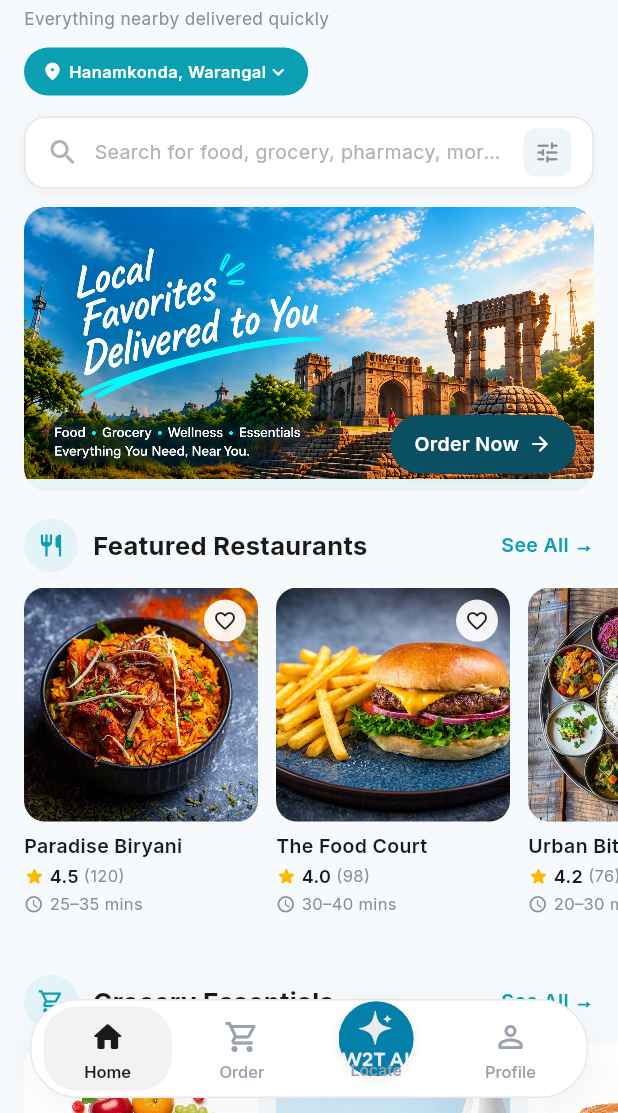
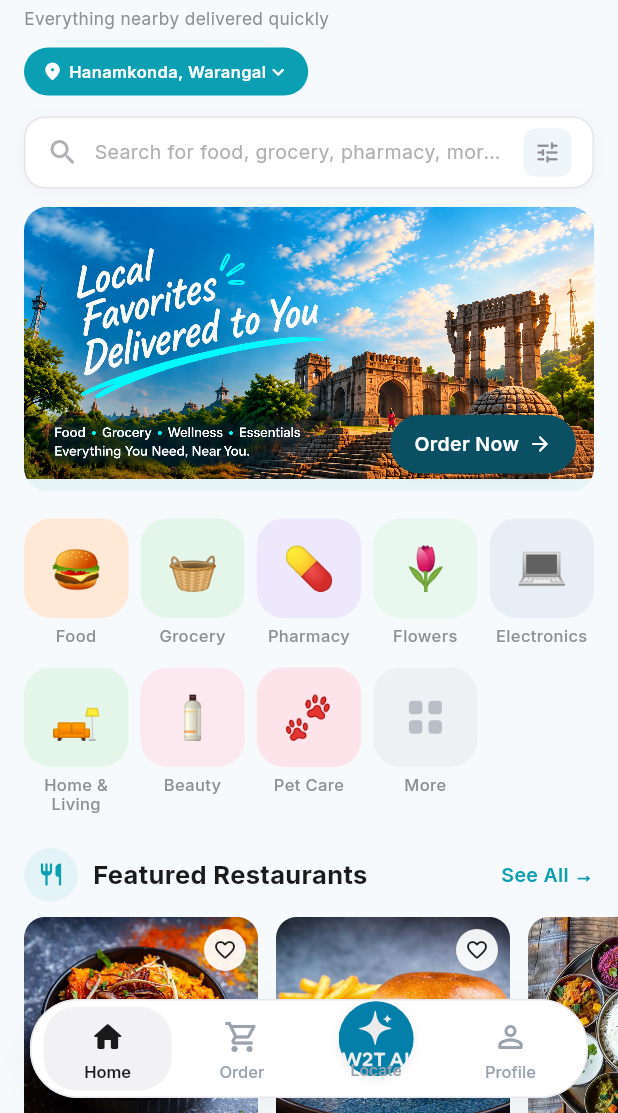
Before and after one commit to 5z97c45jbd-rgb/W2T-UI, a Flutter app: the screen it shows after launch, on a phone screen of 412 x 824 dp, the part 123-1236 px from its top. Run offline on Flutter 3.47's test engine with Material 3 defaults, Android fonts, the phone set to English and light mode, and no system bars; our stand-ins replace dio, equatable, firebase_core, firebase_messaging, flutter_bloc, flutter_local_notifications and 4 more; accounts and stored records are empty.

Commit message:
feat: add categories to home content and integrate categories grid in home screen

```diff
--- a/lib/features/home/data/home_content.dart
+++ b/lib/features/home/data/home_content.dart
@@ -1,8 +1,57 @@
+import 'package:flutter/material.dart';
 import 'package:w2t_mobile/core/constants/app_assets.dart';
 import 'package:w2t_mobile/features/home/data/models/catalog_item.dart';
+import 'package:w2t_mobile/features/home/data/models/category_item.dart';
 import 'package:w2t_mobile/features/home/data/models/restaurant_item.dart';
 
 abstract final class HomeContent {
+  static const categories = <CategoryItem>[
+    CategoryItem(
+      label: 'Food',
+      emoji: '🍔',
+      background: Color(0xFFFFE8D6),
+    ),
+    CategoryItem(
+      label: 'Grocery',
+      emoji: '🧺',
+      background: Color(0xFFE4F6EA),
+    ),
+    CategoryItem(
+      label: 'Pharmacy',
+      emoji: '💊',
+      background: Color(0xFFEDE8FB),
+    ),
+    CategoryItem(
+      label: 'Flowers',
+      emoji: '🌷',
+      background: Color(0xFFE9F8EE),
+    ),
+    CategoryItem(
+      label: 'Electronics',
+      emoji: '💻',
+      background: Color(0xFFE8EEF6),
+    ),
+    CategoryItem(
+      label: 'Home & Living',
+      emoji: '🛋️',
+      background: Color(0xFFE4F6EA),
+    ),
+    CategoryItem(
+      label: 'Beauty',
+      emoji: '🧴',
+      background: Color(0xFFFCE8EF),
+    ),
+    CategoryItem(
+      label: 'Pet Care',
+      emoji: '🐾',
+      background: Color(0xFFFCE4EA),
+    ),
+    CategoryItem(
+      label: 'More',
+      background: Color(0xFFEEF1F4),
+    ),
+  ];
+
   static const featuredRestaurants = <RestaurantItem>[
     RestaurantItem(
       name: 'Paradise Biryani',
--- /dev/null
+++ b/lib/features/home/data/models/category_item.dart
@@ -0,0 +1,13 @@
+import 'package:flutter/material.dart';
+
+class CategoryItem {
+  const CategoryItem({
+    required this.label,
+    required this.background,
+    this.emoji,
+  });
+
+  final String label;
+  final Color background;
+  final String? emoji;
+}
--- a/lib/features/home/ui/home_screen.dart
+++ b/lib/features/home/ui/home_screen.dart
@@ -3,6 +3,7 @@ import 'package:w2t_mobile/core/constants/app_colors.dart';
 import 'package:w2t_mobile/features/home/data/home_content.dart';
 import 'package:w2t_mobile/features/home/widgets/catalog_product_card.dart';
 import 'package:w2t_mobile/features/home/widgets/featured_restaurant_card.dart';
+import 'package:w2t_mobile/features/home/widgets/home_categories_grid.dart';
 import 'package:w2t_mobile/features/home/widgets/home_header.dart';
 import 'package:w2t_mobile/features/home/widgets/home_hero_banner.dart';
 import 'package:w2t_mobile/features/home/widgets/home_horizontal_carousel.dart';
@@ -30,6 +31,7 @@ class HomeScreen extends StatelessWidget {
             sliver: const SliverToBoxAdapter(child: HomeHeader()),
           ),
           const SliverToBoxAdapter(child: HomeHeroBanner()),
+          const SliverToBoxAdapter(child: HomeCategoriesGrid()),
           SliverToBoxAdapter(
             child: HomeSectionHeader(
               icon: Icons.restaurant_rounded,
--- /dev/null
+++ b/lib/features/home/widgets/home_categories_grid.dart
@@ -0,0 +1,140 @@
+import 'package:flutter/material.dart';
+import 'package:google_fonts/google_fonts.dart';
+import 'package:w2t_mobile/core/constants/app_colors.dart';
+import 'package:w2t_mobile/features/home/data/home_content.dart';
+import 'package:w2t_mobile/features/home/data/models/category_item.dart';
+import 'package:w2t_mobile/features/home/widgets/home_layout.dart';
+
+class HomeCategoriesGrid extends StatelessWidget {
+  const HomeCategoriesGrid({super.key});
+
+  static const _columns = 5;
+  static const _tileHeight = 86.0;
+
+  @override
+  Widget build(BuildContext context) {
+    final categories = HomeContent.categories;
+    final rows = (categories.length / _columns).ceil();
+
+    return Padding(
+      padding: const EdgeInsets.fromLTRB(
+        HomeLayout.horizontalPadding,
+        18,
+        HomeLayout.horizontalPadding,
+        4,
+      ),
+      child: Column(
+        children: [
+          for (var row = 0; row < rows; row++) ...[
+            if (row > 0) const SizedBox(height: 14),
+            Row(
+              crossAxisAlignment: CrossAxisAlignment.start,
+              children: [
+                for (var col = 0; col < _columns; col++) ...[
+                  if (col > 0) const SizedBox(width: 8),
+                  Expanded(
+                    child: _CategoryTile(
+                      item: row * _columns + col < categories.length
+                          ? categories[row * _columns + col]
+                          : null,
+                    ),
+                  ),
+                ],
+              ],
+            ),
+          ],
+        ],
+      ),
+    );
+  }
+}
+
+class _CategoryTile extends StatelessWidget {
+  const _CategoryTile({required this.item});
+
+  final CategoryItem? item;
+
+  @override
+  Widget build(BuildContext context) {
+    if (item == null) {
+      return const SizedBox(height: HomeCategoriesGrid._tileHeight);
+    }
+
+    return GestureDetector(
+      onTap: () {},
+      behavior: HitTestBehavior.opaque,
+      child: Column(
+        children: [
+          AspectRatio(
+            aspectRatio: 1.05,
+            child: DecoratedBox(
+              decoration: BoxDecoration(
+                color: item!.background,
+                borderRadius: BorderRadius.circular(18),
+              ),
+              child: Center(
+                child: item!.emoji != null
+                    ? Text(
+                        item!.emoji!,
+                        style: const TextStyle(fontSize: 28, height: 1),
+                      )
+                    : const _MoreIcon(),
+              ),
+            ),
+          ),
+          const SizedBox(height: 6),
+          Text(
+            item!.label,
+            textAlign: TextAlign.center,
+            maxLines: 2,
+            overflow: TextOverflow.ellipsis,
+            style: GoogleFonts.inter(
+              fontSize: 11,
+              fontWeight: FontWeight.w500,
+              color: AppColors.textSecondary,
+              height: 1.15,
+            ),
+          ),
+        ],
+      ),
+    );
+  }
+}
+
+class _MoreIcon extends StatelessWidget {
+  const _MoreIcon();
+
+  @override
+  Widget build(BuildContext context) {
+    const color = Color(0xFFB8BFC6);
+
+    Widget square() {
+      return Container(
+        width: 9,
+        height: 9,
+        decoration: BoxDecoration(
+          color: color,
+          borderRadius: BorderRadius.circular(2.5),
+        ),
+      );
+    }
+
+    return SizedBox(
+      width: 22,
+      height: 22,
+      child: Column(
+        mainAxisAlignment: MainAxisAlignment.spaceBetween,
+        children: [
+          Row(
+            mainAxisAlignment: MainAxisAlignment.spaceBetween,
+            children: [square(), square()],
+          ),
+          Row(
+            mainAxisAlignment: MainAxisAlignment.spaceBetween,
+            children: [square(), square()],
+          ),
+        ],
+      ),
+    );
+  }
+}
```
